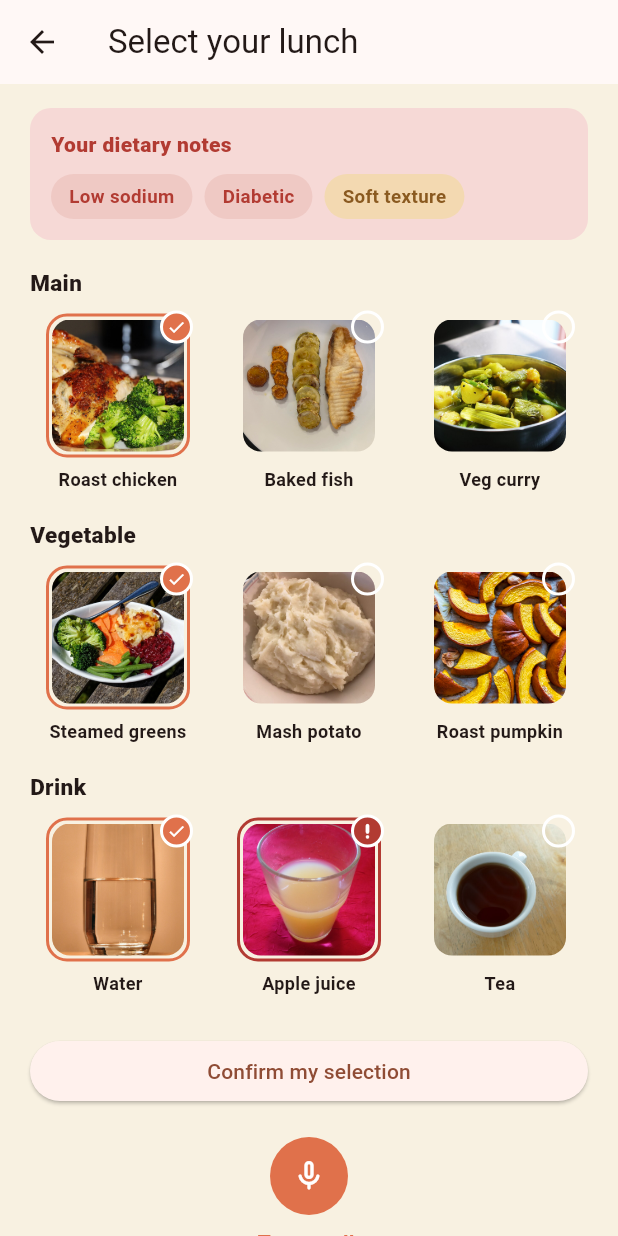
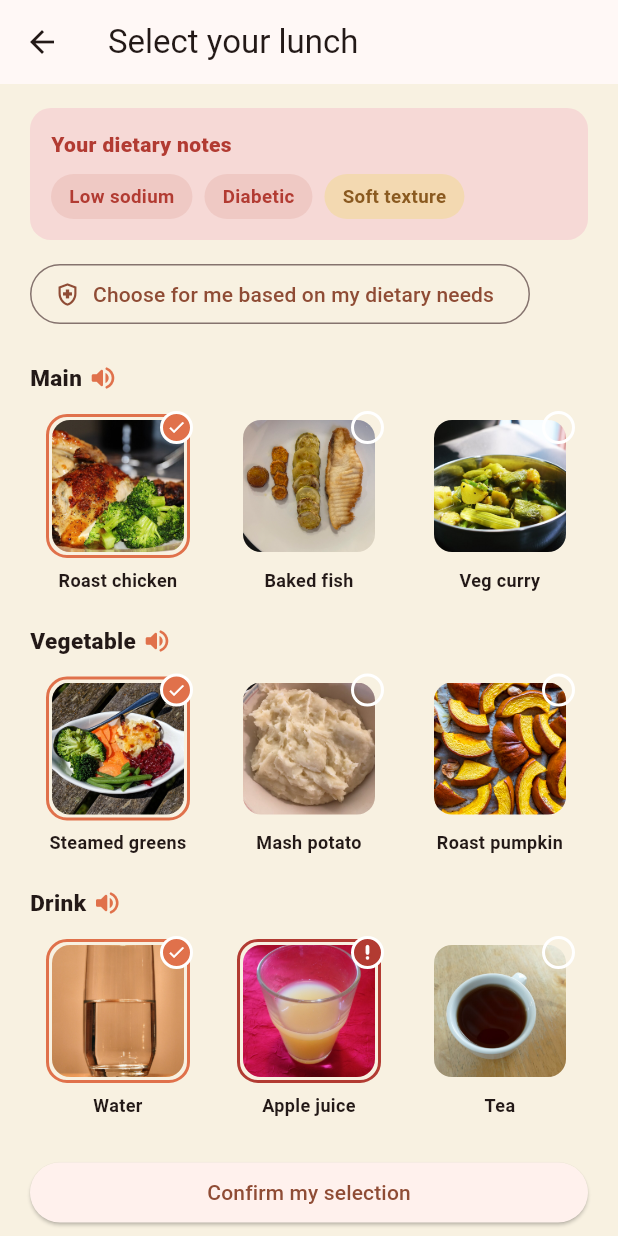
Before and after one commit to binayakgc/Meal4U, a Flutter app: the MealSelectionScreen screen opened directly, on a phone screen of 412 x 824 dp. Run offline on Flutter 3.47's test engine with Material 3 defaults, Android fonts, the phone set to English and light mode, and no system bars.

Commit message:
Add per-category text-to-speech and a dietary-based recommendation button

```diff
--- a/lib/screens/resident/meal_selection_screen.dart
+++ b/lib/screens/resident/meal_selection_screen.dart
@@ -3,6 +3,7 @@ import 'package:provider/provider.dart';
 import '../../app_state.dart';
 import '../../models.dart';
 import '../../theme.dart';
+import '../../widgets/speech_simulator.dart';
 import 'voice_listening_screen.dart';
 
 class MealSelectionScreen extends StatelessWidget {
@@ -44,12 +45,19 @@ class MealSelectionScreen extends StatelessWidget {
                   ],
                 ),
               ),
+              const SizedBox(height: 12),
+              OutlinedButton.icon(
+                onPressed: () => _applyRecommendation(context, app, plan),
+                icon: const Icon(Icons.health_and_safety_outlined),
+                label: const Text('Choose for me based on my dietary needs'),
+              ),
               const SizedBox(height: 18),
               for (final category in plan.categories)
                 _CategorySection(
                   category: category,
                   selected: plan.selected[category.title],
                   onSelect: (item) => _handleSelect(context, app, category.title, item),
+                  onSpeak: () => _speakCategory(context, category),
                 ),
               const SizedBox(height: 8),
               SizedBox(
@@ -117,14 +125,38 @@ class MealSelectionScreen extends StatelessWidget {
       app.updateSelection(slot, category, item);
     }
   }
+
+  void _applyRecommendation(BuildContext context, AppState app, MealPlan plan) {
+    for (final category in plan.categories) {
+      final safeItem = category.items.firstWhere(
+        (item) => item.warning == null,
+        orElse: () => category.items.first,
+      );
+      app.updateSelection(slot, category.title, safeItem);
+    }
+    simulateSpeech(context, "I've chosen options that suit your dietary needs.");
+  }
+
+  void _speakCategory(BuildContext context, FoodCategory category) {
+    final names = category.items.map((i) => i.name).toList();
+    final optionsText = names.length <= 1
+        ? names.join()
+        : '${names.sublist(0, names.length - 1).join(', ')} or ${names.last}';
+    simulateSpeech(context, '${category.title}. Would you like $optionsText?');
+  }
 }
 
 class _CategorySection extends StatelessWidget {
-  const _CategorySection({required this.category, required this.selected, required this.onSelect});
+  const _CategorySection({
+    required this.category,
+    required this.selected,
+    required this.onSelect,
+    required this.onSpeak,
+  });
   final FoodCategory category;
   final FoodItem? selected;
   final ValueChanged<FoodItem> onSelect;
-
+  final VoidCallback onSpeak;
 
   @override
   Widget build(BuildContext context) {
@@ -133,7 +165,12 @@ class _CategorySection extends StatelessWidget {
       child: Column(
         crossAxisAlignment: CrossAxisAlignment.start,
         children: [
-          Text(category.title, style: const TextStyle(fontWeight: FontWeight.w800, fontSize: 15)),
+          Row(
+            children: [
+              Text(category.title, style: const TextStyle(fontWeight: FontWeight.w800, fontSize: 15)),
+              SpeakerIcon(onTap: onSpeak),
+            ],
+          ),
           const SizedBox(height: 10),
           Row(
             children: [
```
